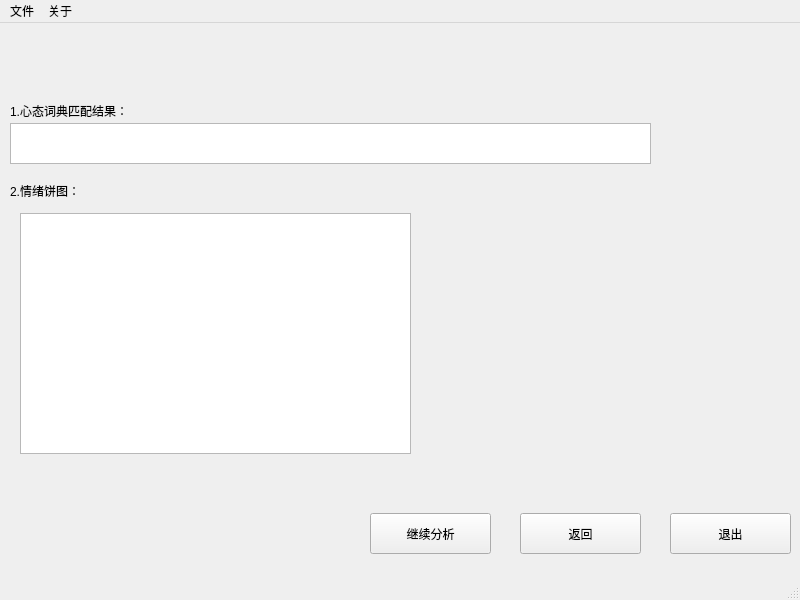
The window that QAQ/outwin.ui (Bot4Hackathon2020/Hackathon) describes before a commit, drawn with Qt 5.
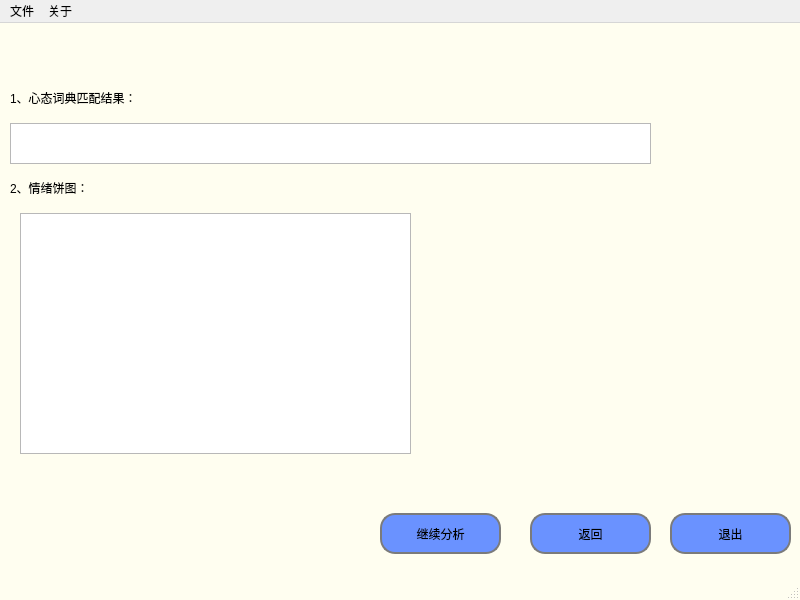
The same window after the commit. Icons and pictures are not drawn.

```diff
--- a/QAQ/outwin.ui
+++ b/QAQ/outwin.ui
@@ -13,6 +13,35 @@
   <property name="windowTitle">
    <string>MainWindow</string>
   </property>
+  <property name="styleSheet">
+   <string notr="true">QMainWindow{
+	background-color: rgb(255, 254, 240);
+	border-image: url(:/new/prefix1/back.jpg);
+}
+
+QLineEdit{
+
+	border:3px solid#7b7b7b;
+	border-radius:5px;
+	background-color:#fffef0
+}
+
+QPushButton{
+	border:2px solid#7b7b7b;
+	border-radius:15px;
+	background-color:#6a92ff;
+	
+	font: 10 15pt &quot;字魂17号-萌趣果冻体&quot;;
+}
+
+QPushButton:hover{
+	background-color:#aa92ff
+}
+QPushButton:pressed{
+	background-color:#FF90ff
+}
+</string>
+  </property>
   <widget class="QWidget" name="centralwidget">
    <widget class="QPushButton" name="pushButton">
     <property name="geometry">
@@ -30,7 +59,7 @@
    <widget class="QPushButton" name="pushButton_2">
     <property name="geometry">
      <rect>
-      <x>370</x>
+      <x>380</x>
       <y>490</y>
       <width>121</width>
       <height>41</height>
@@ -43,7 +72,7 @@
    <widget class="QPushButton" name="pushButton_3">
     <property name="geometry">
      <rect>
-      <x>520</x>
+      <x>530</x>
       <y>490</y>
       <width>121</width>
       <height>41</height>
@@ -57,13 +86,16 @@
     <property name="geometry">
      <rect>
       <x>10</x>
-      <y>80</y>
+      <y>64</y>
       <width>578</width>
-      <height>15</height>
+      <height>21</height>
      </rect>
     </property>
+    <property name="styleSheet">
+     <string notr="true">font: 14pt &quot;字魂7号-温暖童稚体&quot;;</string>
+    </property>
     <property name="text">
-     <string>1.心态词典匹配结果：</string>
+     <string>1、心态词典匹配结果：</string>
     </property>
    </widget>
    <widget class="QTextBrowser" name="textBrowser">
@@ -80,13 +112,16 @@
     <property name="geometry">
      <rect>
       <x>10</x>
-      <y>160</y>
+      <y>154</y>
       <width>578</width>
-      <height>15</height>
+      <height>21</height>
      </rect>
     </property>
+    <property name="styleSheet">
+     <string notr="true">font: 14pt &quot;字魂7号-温暖童稚体&quot;;</string>
+    </property>
     <property name="text">
-     <string>2.情绪饼图：</string>
+     <string>2、情绪饼图：</string>
     </property>
    </widget>
    <widget class="QGraphicsView" name="graphicsView">
```
